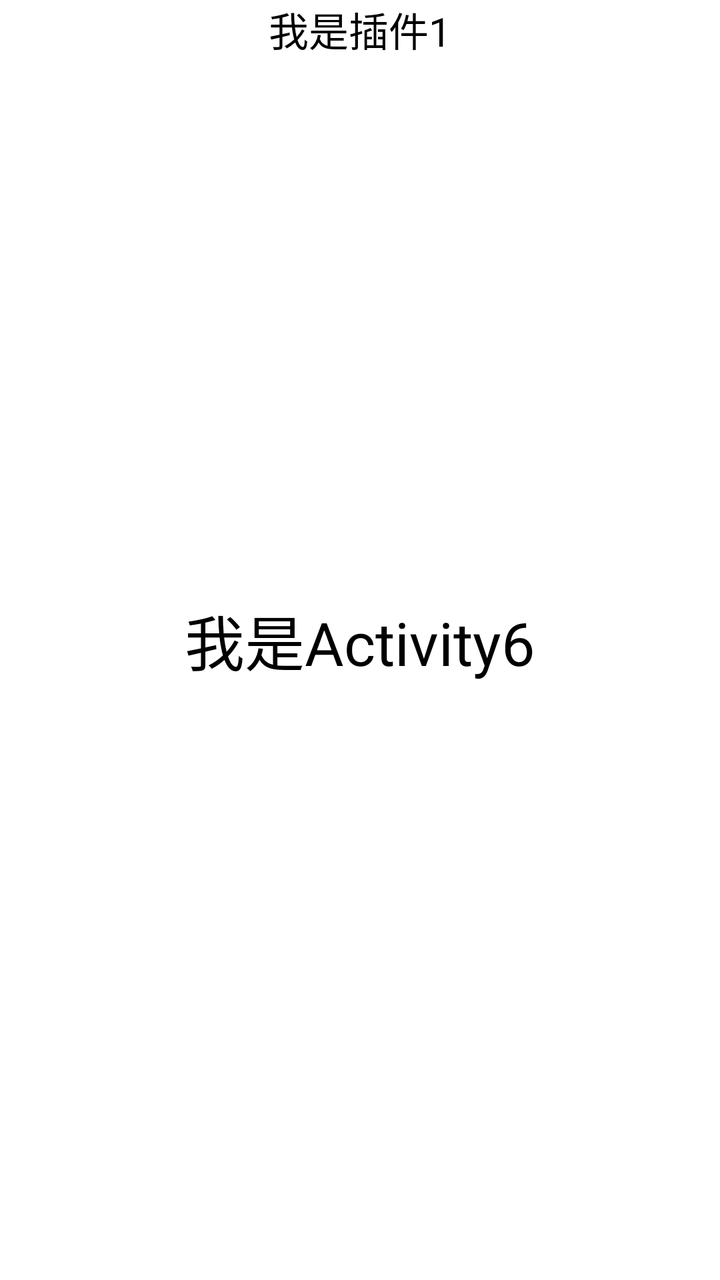
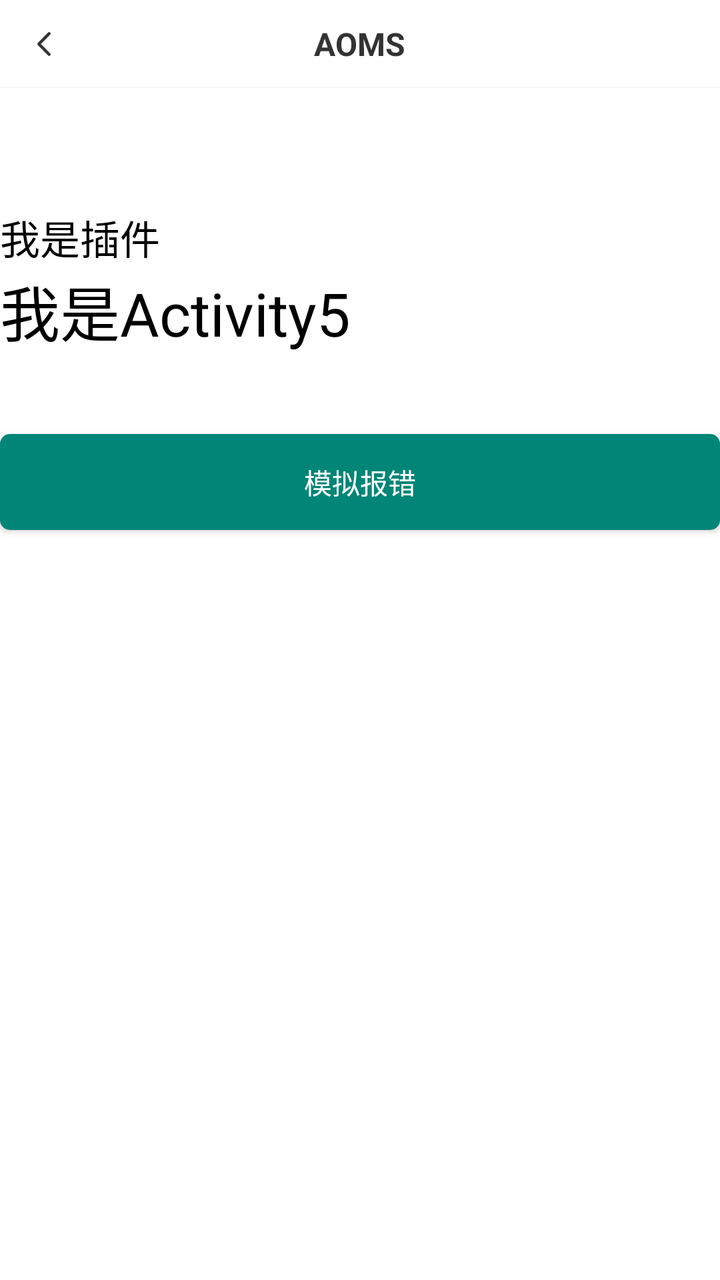

Two renders of the same Android screen: before a commit and after it. Below are the layout's source before the change and the commit's diff.
<!-- AndroidManifest.xml: application theme Theme.AppCompat.NoActionBar -->
<!-- res/layout/acticity_main6.xml -->
<?xml version="1.0" encoding="utf-8"?>
<RelativeLayout xmlns:android="http://schemas.android.com/apk/res/android"
    android:layout_width="match_parent"
    android:background="#FFFFFF"
    android:layout_height="match_parent">

    <TextView
        android:layout_width="wrap_content"
        android:layout_height="wrap_content"
        android:textColor="#000000"
        android:layout_centerHorizontal="true"
        android:textSize="20sp"
        android:text="我是插件1" />


    <TextView
        android:layout_width="wrap_content"
        android:text="我是Activity6"
        android:textColor="#000000"
        android:textSize="30sp"
        android:layout_centerInParent="true"
        android:layout_height="wrap_content"/>

</RelativeLayout>
<!-- resources referenced by this layout -->
<resources>

</resources>

<!-- the commit's change to res/layout/acticity_main6.xml (unified diff, before → after) -->
@@ -1,24 +1,89 @@
+<?xml version="1.0" encoding="utf-8"?>
+<LinearLayout xmlns:android="http://schemas.android.com/apk/res/android"
+    android:layout_width="match_parent"
+    android:layout_height="match_parent"
+    android:background="#FFFFFF"
+    android:orientation="vertical">
+
+    <include layout="@layout/app_bar" />
+
+    <LinearLayout
+        android:layout_width="match_parent"
+        android:layout_height="wrap_content"
+        android:layout_marginTop="60dp"
+        android:orientation="vertical">
+
+        <TextView
+            android:layout_width="wrap_content"
+            android:layout_height="wrap_content"
+            android:layout_centerHorizontal="true"
+            android:text="我是插件"
+            android:textColor="#000000"
+            android:textSize="20sp" />
+
+        <TextView
+            android:id="@+id/et_label"
+            android:layout_width="wrap_content"
+            android:layout_height="wrap_content"
+            android:layout_centerInParent="true"
+            android:text="我是Activity5"
+            android:textColor="#000000"
+            android:textSize="30sp" />
+
+    </LinearLayout>
+
+    <Button
+        android:id="@+id/login_btn_ok"
+        android:layout_width="match_parent"
+        android:layout_height="wrap_content"
+        android:layout_marginTop="40dp"
+        android:background="@drawable/default_button"
+        android:gravity="center"
+        android:text="模拟报错"
+        android:textColor="@color/white" />
+
+</LinearLayout>
+<!-- res/layout/app_bar.xml (included above) -->
 <?xml version="1.0" encoding="utf-8"?>
 <RelativeLayout xmlns:android="http://schemas.android.com/apk/res/android"
     android:layout_width="match_parent"
-    android:background="#FFFFFF"
-    android:layout_height="match_parent">
+    android:layout_height="44dp">
+
+    <ImageView
+        android:id="@+id/img_back"
+        android:layout_width="44dp"
+        android:src="@mipmap/back_black"
+        android:scaleType="center"
+        android:layout_height="44dp"/>
 
     <TextView
+        android:id="@+id/tv_title"
         android:layout_width="wrap_content"
-        android:layout_height="wrap_content"
-        android:textColor="#000000"
+        android:layout_height="44dp"
         android:layout_centerHorizontal="true"
-        android:textSize="20sp"
-        android:text="我是插件1" />
+        android:gravity="center"
+        android:text="AOMS"
+        android:textStyle="bold"
+        android:textColor="#333333"
+        android:textSize="16sp" />
+
+    <TextView
+        android:id="@+id/tv_right"
+        android:visibility="gone"
+        android:layout_width="wrap_content"
+        android:layout_height="44dp"
+        android:layout_alignParentRight="true"
+        android:paddingHorizontal="12dp"
+        android:gravity="center"
+        android:text="编辑"
+        android:textColor="#333333"
+        android:textSize="16sp" />
 
 
-    <TextView
-        android:layout_width="wrap_content"
-        android:text="我是Activity6"
-        android:textColor="#000000"
-        android:textSize="30sp"
-        android:layout_centerInParent="true"
-        android:layout_height="wrap_content"/>
+    <View
+        android:layout_width="match_parent"
+        android:background="#F5F5F5"
+        android:layout_alignParentBottom="true"
+        android:layout_height="0.5dp"/>
 
 </RelativeLayout>
<!-- resource entries referenced after the edit -->
@@ -1,5 +1,47 @@
 <!-- resources referenced by this layout -->
 <resources>
-
+  <color name="white">#ffffff</color>
+  <!-- drawable default_button (drawable) -->
+  <?xml version="1.0" encoding="utf-8"?>
+  <selector xmlns:android="http://schemas.android.com/apk/res/android">
+  
+      <item android:state_pressed="true">
+          <shape>
+              <solid android:color="@color/colorPrimaryDark" />
+  
+              <stroke android:width="0dip" android:color="#9FB6CD" />
+  
+              <corners android:radius="5dip" />
+  
+              <padding android:bottom="5dp" android:left="5dp" android:right="5dp" android:top="5dp" />
+          </shape>
+      </item>
+      <item android:state_focused="true">
+          <shape>
+              <solid android:color="#9FB6CD" />
+  
+              <stroke android:width="0dip" android:color="#9FB6CD" />
+  
+              <corners android:radius="5dip" />
+  
+              <padding android:bottom="5dp" android:left="5dp" android:right="5dp" android:top="5dp" />
+          </shape>
+      </item>
+      <item>
+          <shape>
+              <solid android:color="@color/colorPrimary" />
+  
+              <stroke android:width="0dip" android:color="#6593cb" />
+  
+              <corners android:radius="5dip" />
+  
+              <padding android:bottom="5dp" android:left="5dp" android:right="5dp" android:top="5dp" />
+          </shape>
+      </item>
+  
+  </selector>
+  <!-- mipmap back_black: png bitmap (mipmap-xxxhdpi, 666 bytes) -->
+  <color name="colorPrimaryDark">#00574B</color>
+  <color name="colorPrimary">#008577</color>
 </resources>
 
